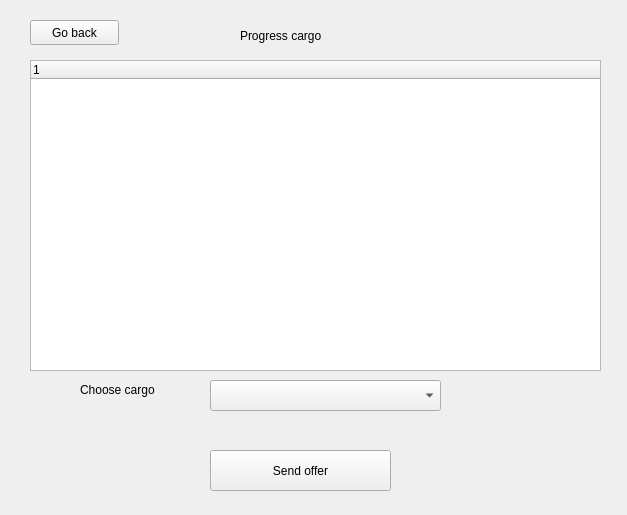
Old version of the form sdi_app/gui/menu_forwarder.ui in the repository FratiaXd/SDI.
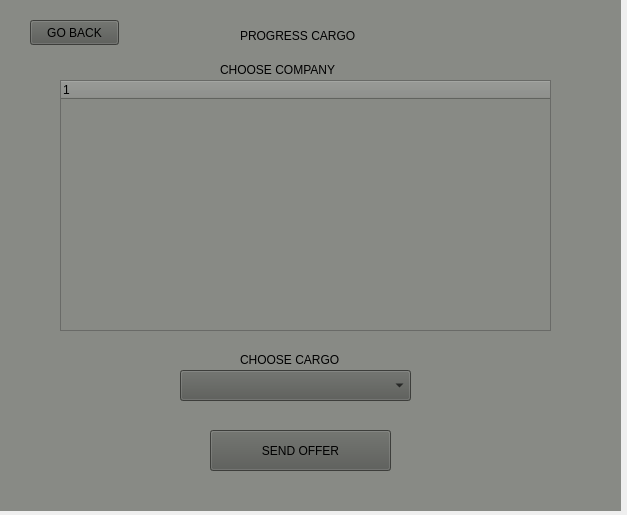
New version of the form. The open tabs and pages were chosen to show the change.

The edit to the form file:
```diff
--- a/sdi_app/gui/menu_forwarder.ui
+++ b/sdi_app/gui/menu_forwarder.ui
@@ -22,6 +22,9 @@
      <height>511</height>
     </rect>
    </property>
+   <property name="styleSheet">
+    <string notr="true">background-color: rgb(136, 138, 133);</string>
+   </property>
    <property name="currentIndex">
     <number>0</number>
    </property>
@@ -154,12 +157,16 @@
       <rect>
        <x>240</x>
        <y>20</y>
-       <width>151</width>
+       <width>201</width>
        <height>31</height>
       </rect>
      </property>
+     <property name="styleSheet">
+      <string notr="true">font: 14pt &quot;Manjari&quot;;
+</string>
+     </property>
      <property name="text">
-      <string>Progress cargo</string>
+      <string>PROGRESS CARGO</string>
      </property>
     </widget>
     <widget class="QPushButton" name="pushButton_11">
@@ -171,30 +178,38 @@
        <height>25</height>
       </rect>
      </property>
+     <property name="styleSheet">
+      <string notr="true">font: 11pt &quot;Manjari&quot;;
+background-color: rgb(85, 87, 83);</string>
+     </property>
      <property name="text">
-      <string>Go back</string>
+      <string>GO BACK</string>
      </property>
     </widget>
     <widget class="QPushButton" name="pushButton_7">
      <property name="geometry">
       <rect>
        <x>210</x>
-       <y>450</y>
+       <y>430</y>
        <width>181</width>
        <height>41</height>
       </rect>
      </property>
+     <property name="styleSheet">
+      <string notr="true">font: 11pt &quot;Manjari&quot;;
+background-color: rgb(85, 87, 83);</string>
+     </property>
      <property name="text">
-      <string>Send offer</string>
+      <string>SEND OFFER</string>
      </property>
     </widget>
     <widget class="QTreeWidget" name="treeWidget_3">
      <property name="geometry">
       <rect>
-       <x>30</x>
-       <y>60</y>
-       <width>571</width>
-       <height>311</height>
+       <x>60</x>
+       <y>80</y>
+       <width>491</width>
+       <height>251</height>
       </rect>
      </property>
      <column>
@@ -206,24 +221,49 @@
     <widget class="QComboBox" name="comboBox">
      <property name="geometry">
       <rect>
-       <x>210</x>
-       <y>380</y>
+       <x>180</x>
+       <y>370</y>
        <width>231</width>
        <height>31</height>
       </rect>
      </property>
+     <property name="styleSheet">
+      <string notr="true">
+background-color: rgb(85, 87, 83);</string>
+     </property>
     </widget>
     <widget class="QLabel" name="label_6">
      <property name="geometry">
       <rect>
-       <x>80</x>
-       <y>380</y>
+       <x>240</x>
+       <y>350</y>
        <width>121</width>
        <height>20</height>
       </rect>
      </property>
+     <property name="styleSheet">
+      <string notr="true">font: 11pt &quot;Manjari&quot;;
+</string>
+     </property>
      <property name="text">
-      <string>Choose cargo</string>
+      <string>CHOOSE CARGO</string>
+     </property>
+    </widget>
+    <widget class="QLabel" name="label_7">
+     <property name="geometry">
+      <rect>
+       <x>220</x>
+       <y>60</y>
+       <width>191</width>
+       <height>20</height>
+      </rect>
+     </property>
+     <property name="styleSheet">
+      <string notr="true">font: 11pt &quot;Manjari&quot;;
+</string>
+     </property>
+     <property name="text">
+      <string>CHOOSE COMPANY</string>
      </property>
     </widget>
    </widget>
```
Left out of the diff: 76 changed lines with no effect on the pictures.
